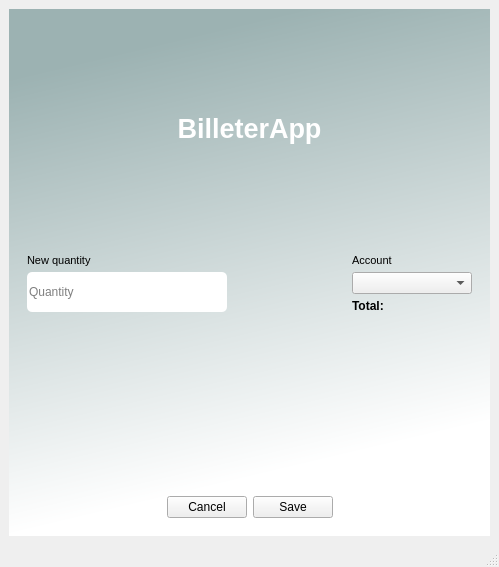
First picture: the form in guicore/uis/operation_readjustment_screen.ui, repository Igna11/billetera, before the edit.
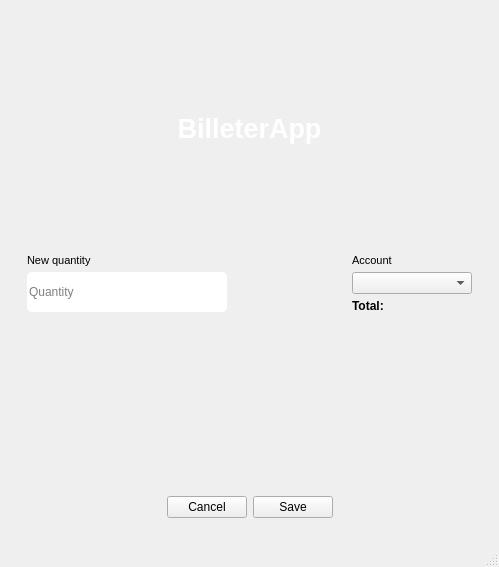
Second picture: the form after the edit.

The edit to the form file:
```diff
--- a/guicore/uis/operation_readjustment_screen.ui
+++ b/guicore/uis/operation_readjustment_screen.ui
@@ -18,8 +18,7 @@
     <item>
      <widget class="QWidget" name="widget" native="true">
       <property name="styleSheet">
-       <string notr="true">QWidget#widget{
-background-color:qlineargradient(spread:pad, x1:0, y1:0, x2:0.207, y2:0.954545, stop:0.132159 rgba(156, 178, 178, 255), stop:1 rgba(255, 255, 255, 255))}</string>
+       <string notr="true"/>
       </property>
       <layout class="QVBoxLayout" name="verticalLayout" stretch="7,7,0,1">
        <property name="spacing">
```
Left out of the diff: 2 changed lines with no effect on the pictures.
